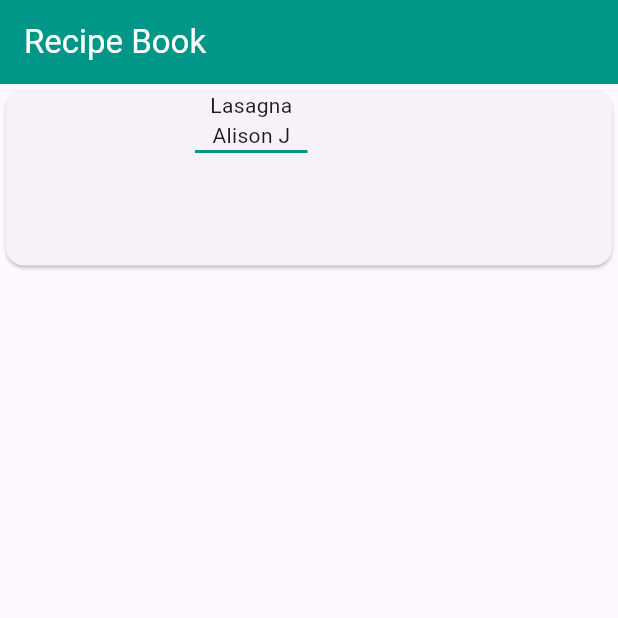
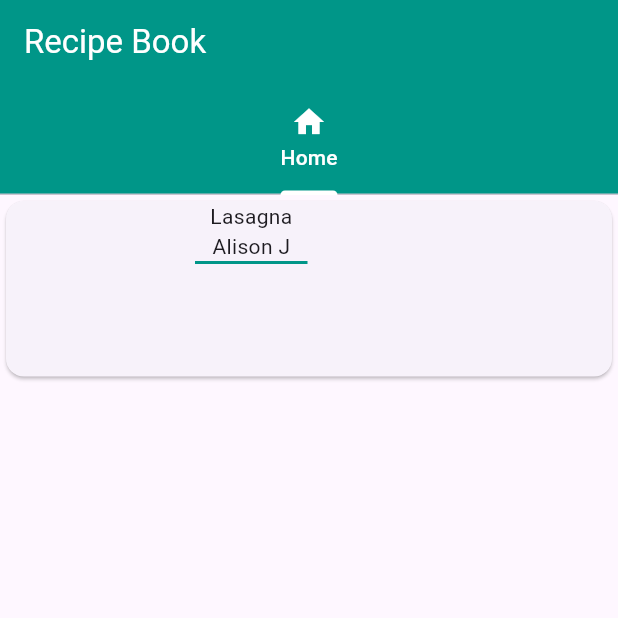
Before and after one commit to AlexNaupay/Recipe-Book-Flutter, a Flutter app: the screen it shows after launch, on a phone screen of 412 x 824 dp, the top half of it. Run offline on Flutter 3.47's test engine with Material 3 defaults, Android fonts, the light colour scheme and no system bars.

Commit message:
Add tabs

```diff
--- a/lib/main.dart
+++ b/lib/main.dart
@@ -24,15 +24,25 @@ class RecipeBook extends StatelessWidget {
 
   @override
   Widget build(BuildContext context) {
-    return Scaffold(
+    return DefaultTabController(length: 4,
+        child: Scaffold(
           appBar: AppBar(
             title: const Text(
               "Recipe Book",
               style: TextStyle(color: Colors.white),
             ),
             backgroundColor: Colors.teal,
+            bottom: const TabBar(
+                indicatorColor: Colors.teal,
+                labelColor: Colors.white,
+                tabs: [
+                Tab(icon: Icon(Icons.home), text: 'Home')
+            ]),
           ),
-      body: const HomeScreen()
+          body: const TabBarView(children: [
+            HomeScreen()
+          ]) ,
+        )
     );
   }
 }
```
Lines whose indentation alone changed are shown as unchanged.
